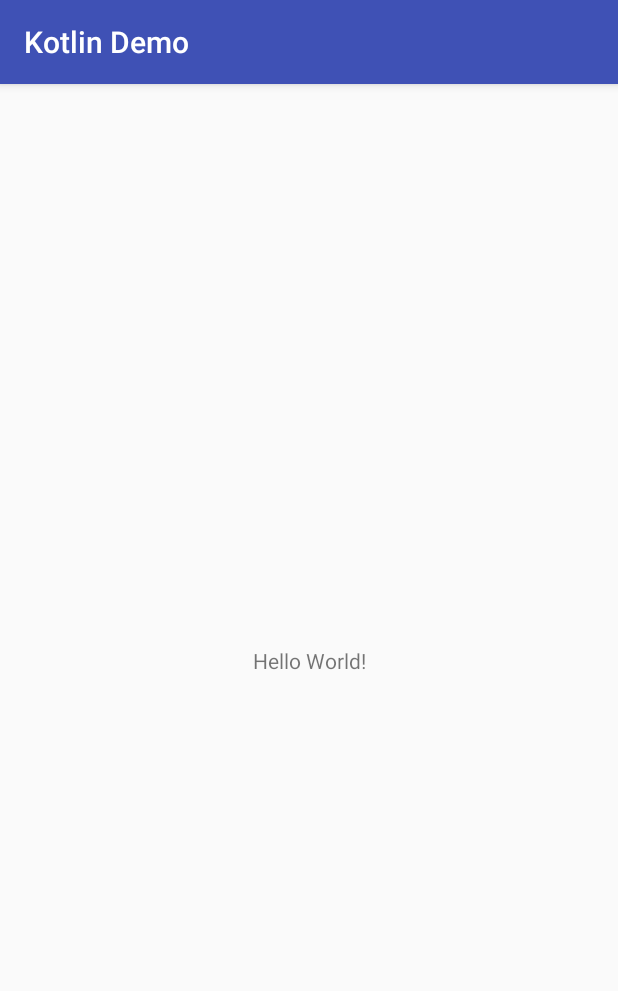
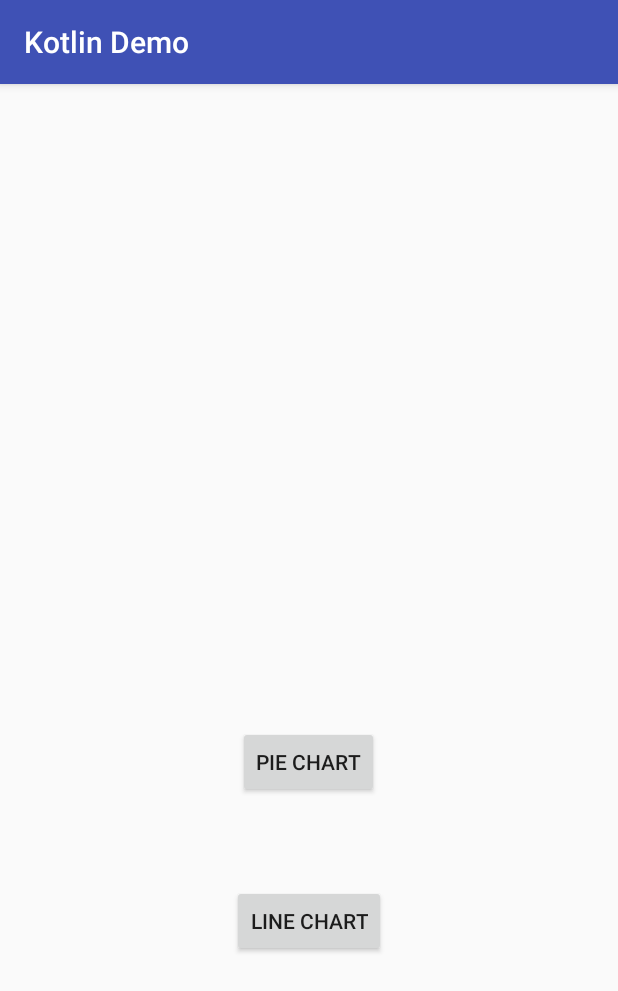
Before and after one commit to echosergio/kotlin-poc, an Android app: the screen it shows after launch (MainActivity), on a phone screen of 412 x 824 dp. Shown: the top 991 px of the screen. Run offline under Robolectric (Android 15) with nearby library versions, the phone set to English and light mode, and no system bars.

Commit message:
Add basic Kotlin demo functionality

```diff
--- a/KotlinDemo/app/build.gradle
+++ b/KotlinDemo/app/build.gradle
@@ -25,10 +25,11 @@ dependencies {
     androidTestCompile('com.android.support.test.espresso:espresso-core:2.2.2', {
         exclude group: 'com.android.support', module: 'support-annotations'
     })
+    compile "org.jetbrains.kotlin:kotlin-stdlib-jre7:$kotlin_version"
     compile 'com.android.support:appcompat-v7:26.+'
     compile 'com.android.support.constraint:constraint-layout:1.0.2'
+    compile 'com.github.PhilJay:MPAndroidChart:v3.0.2'
     testCompile 'junit:junit:4.12'
-    compile "org.jetbrains.kotlin:kotlin-stdlib-jre7:$kotlin_version"
 }
 repositories {
     mavenCentral()
--- a/KotlinDemo/app/src/main/AndroidManifest.xml
+++ b/KotlinDemo/app/src/main/AndroidManifest.xml
@@ -16,6 +16,8 @@
                 <category android:name="android.intent.category.LAUNCHER" />
             </intent-filter>
         </activity>
+        <activity android:name=".PieChartActivity" />
+        <activity android:name=".LineChartActivity"></activity>
     </application>
 
 </manifest>
--- a/KotlinDemo/app/src/main/res/layout/activity_main.xml
+++ b/KotlinDemo/app/src/main/res/layout/activity_main.xml
@@ -6,13 +6,31 @@
     android:layout_height="match_parent"
     tools:context="upm.dam.kotlindemo.MainActivity">
 
-    <TextView
+    <Button
+        android:id="@+id/pieChartButton"
         android:layout_width="wrap_content"
         android:layout_height="wrap_content"
-        android:text="Hello World!"
+        android:text="Pie Chart"
+        android:onClick="showPieChart"
+        tools:layout_constraintBottom_creator="1"
+        app:layout_constraintBottom_toTopOf="@+id/lineChartButton"
+        android:layout_marginStart="4dp"
+        tools:layout_constraintLeft_creator="1"
+        android:layout_marginBottom="58dp"
+        app:layout_constraintLeft_toLeftOf="@+id/lineChartButton"
+        android:layout_marginLeft="4dp" />
+
+    <Button
+        android:id="@+id/lineChartButton"
+        android:layout_width="wrap_content"
+        android:layout_height="wrap_content"
+        android:text="Line Chart"
+        android:onClick="showLineChart"
+        tools:layout_constraintRight_creator="1"
+        tools:layout_constraintBottom_creator="1"
         app:layout_constraintBottom_toBottomOf="parent"
-        app:layout_constraintLeft_toLeftOf="parent"
         app:layout_constraintRight_toRightOf="parent"
-        app:layout_constraintTop_toTopOf="parent" />
-
+        tools:layout_constraintLeft_creator="1"
+        android:layout_marginBottom="186dp"
+        app:layout_constraintLeft_toLeftOf="parent" />
 </android.support.constraint.ConstraintLayout>
--- a/KotlinDemo/build.gradle
+++ b/KotlinDemo/build.gradle
@@ -17,6 +17,7 @@ buildscript {
 allprojects {
     repositories {
         jcenter()
+        maven { url "https://jitpack.io" }
     }
 }
 
```
Also changed, not shown: KotlinDemo/app/src/main/java/upm/dam/kotlindemo/LineChartActivity.kt (added, +61 -0 lines), KotlinDemo/app/src/main/java/upm/dam/kotlindemo/MainActivity.kt (+16 -0 lines), KotlinDemo/app/src/main/java/upm/dam/kotlindemo/PieChartActivity.kt (added, +33 -0 lines), KotlinDemo/app/src/main/res/layout/activity_line_chart.xml (added, +26 -0 lines), KotlinDemo/app/src/main/res/layout/activity_pie_chart.xml (added, +26 -0 lines), 1 other file.
